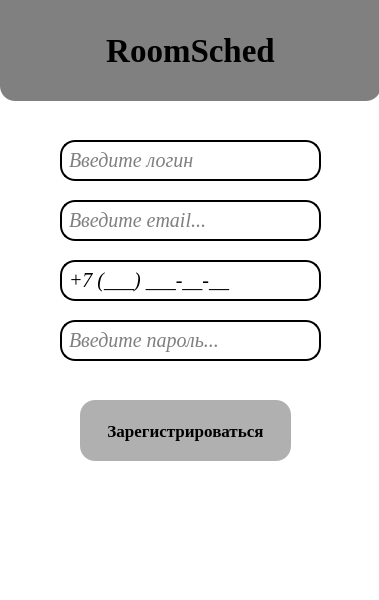
Before: the Qt Designer form frontend/client/ui/register/register_window.ui in cgsgag2/RoomSched, drawn with Qt 5.
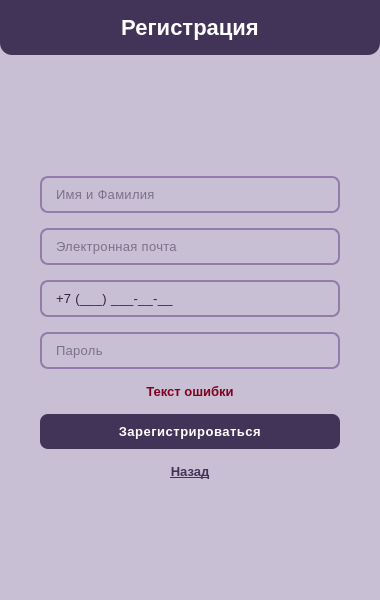
After: the same form once the commit is applied.

The edit to the form file:
```diff
--- a/frontend/client/ui/register/register_window.ui
+++ b/frontend/client/ui/register/register_window.ui
@@ -6,7 +6,7 @@
             <rect>
                 <x>0</x>
                 <y>0</y>
-                <width>379</width>
+                <width>380</width>
                 <height>600</height>
             </rect>
         </property>
@@ -14,225 +14,210 @@
             <string>Регистрация</string>
         </property>
         <property name="styleSheet">
-            <string notr="true">background-color: white;</string>
+            <string>
+                QWidget {
+                    background-color: #c9bfd4; /* Основной фон */
+                    color: #2d213d;            /* Основной текст */
+                    font-family: "Inter", "Roboto", "Ubuntu", sans-serif;
+                    font-size: 13px;
+                }
+
+                /* Шапка окон */
+                QLabel#label {
+                    background-color: #423358; /* шапка */
+                    color: #ffffff;            /* текст */
+                    font-size: 22px;
+                    font-weight: 600;
+                    padding: 15px;
+                    border-bottom-left-radius: 12px;
+                    border-bottom-right-radius: 12px;
+                }
+
+                /* Текст ошибок */
+                QLabel#errorLabel {
+                    color: #800020; 
+                    font-size: 13px;
+                    font-weight: 600;
+                }
+
+                /* Поля ввода */
+                QLineEdit {
+                    background-color: #c9bfd4; /* В обычном состоянии цвет фона */
+                    color: #2d213d;            /* текст */
+                    border: 1.5px solid #927caa; /* рамка */
+                    border-radius: 8px;
+                    padding: 8px 12px;
+                    letter-spacing: 0.3px;
+                }
+
+                /* при наведении мыши */
+                QLineEdit:hover {
+                    border: 1.5px solid #423358;
+                }
+
+                /* Поля ввода в момент фокуса */
+                QLineEdit:focus {
+                    background-color: #dcd4e4;   
+                    border: 2px solid #423358; 
+                }
+
+                /* Кнопки действий */
+                QPushButton#registerSubmitButton {
+                    background-color: #423358; 
+                    color: #ffffff;            
+                    border: none;
+                    border-radius: 8px;
+                    padding: 10px 20px;
+                    font-weight: 600;
+                    letter-spacing: 0.5px;
+                }
+
+                QPushButton#registerSubmitButton:hover {
+                    background-color: #564473; 
+                }
+
+                QPushButton#registerSubmitButton:pressed {
+                    background-color: #2d213d;
+                }
+
+                /* Текстовые кнопки-ссылки */
+                QPushButton#backButton {
+                    background-color: transparent;
+                    color: #423358;
+                    text-decoration: underline;
+                    border: none;
+                    font-weight: 600;
+                }
+
+                QPushButton#backButton:hover {
+                    color: #564473;
+                }
+            </string>
         </property>
-
-        <widget class="QLabel" name="label">
-            <property name="geometry">
-                <rect>
-                    <x>0</x>
-                    <y>0</y>
-                    <width>381</width>
-                    <height>101</height>
-                </rect>
+        <layout class="QVBoxLayout" name="mainLayout">
+            <property name="spacing">
+                <number>0</number>
             </property>
-            <property name="font">
-                <font>
-                    <family>Times New Roman</family>
-                    <pointsize>25</pointsize>
-                    <bold>true</bold>
-                </font>
+            <property name="leftMargin">
+                <number>0</number>
             </property>
-            <property name="styleSheet">
-                <string notr="true">
-                    background-color: #808080;
-                    color: black;
-                    padding: 10px;
-                    border-bottom-left-radius: 15px;
-                    border-bottom-right-radius: 15px;
-                </string>
+            <property name="topMargin">
+                <number>0</number>
             </property>
-            <property name="text">
-                <string>RoomSched</string>
+            <property name="rightMargin">
+                <number>0</number>
             </property>
-            <property name="alignment">
-                <set>Qt::AlignmentFlag::AlignCenter</set>
+            <property name="bottomMargin">
+                <number>0</number>
             </property>
-        </widget>
-
-        <widget class="QLineEdit" name="nameInput">
-            <property name="geometry">
-                <rect>
-                    <x>60</x>
-                    <y>140</y>
-                    <width>261</width>
-                    <height>41</height>
-                </rect>
-            </property>
-            <property name="font">
-                <font>
-                    <family>Times New Roman</family>
-                    <pointsize>15</pointsize>
-                    <italic>true</italic>
-                </font>
-            </property>
-            <property name="styleSheet">
-                <string notr="true">
-                    QLineEdit {
-                    border: 2px solid #000000;
-                    border-radius: 15px;
-                    padding: 5px;
-                    background: white;
-                    color: black;
-                    }
-                    QLineEdit:focus {
-                    border: 2px solid #2F4F4F;
-                    color: black;
-                    }
-                </string>
-            </property>
-            <property name="placeholderText">
-                <string>Введите логин</string>
-            </property>
-        </widget>
-
-        <widget class="QLineEdit" name="mailInput">
-            <property name="geometry">
-                <rect>
-                    <x>60</x>
-                    <y>200</y>
-                    <width>261</width>
-                    <height>41</height>
-                </rect>
-            </property>
-            <property name="font">
-                <font>
-                    <family>Times New Roman</family>
-                    <pointsize>15</pointsize>
-                    <italic>true</italic>
-                </font>
-            </property>
-            <property name="styleSheet">
-                <string notr="true">
-                    QLineEdit {
-                    border: 2px solid #000000;
-                    border-radius: 15px;
-                    padding: 5px;
-                    background: white;
-                    color: black;
-                    }
-                    QLineEdit:focus {
-                    border: 2px solid #2F4F4F;
-                    color: black;
-                    }
-                </string>
-            </property>
-            <property name="placeholderText">
-                <string>Введите email...</string>
-            </property>
-        </widget>
-
-        <widget class="QLineEdit" name="phoneInput">
-            <property name="geometry">
-                <rect>
-                    <x>60</x>
-                    <y>260</y>
-                    <width>261</width>
-                    <height>41</height>
-                </rect>
-            </property>
-            <property name="font">
-                <font>
-                    <family>Times New Roman</family>
-                    <pointsize>15</pointsize>
-                    <italic>true</italic>
-                </font>
-            </property>
-            <property name="styleSheet">
-                <string notr="true">
-                    QLineEdit {
-                    border: 2px solid #000000;
-                    border-radius: 15px;
-                    padding: 5px;
-                    background: white;
-                    color: black;
-                    }
-                    QLineEdit:focus {
-                    border: 2px solid #2F4F4F;
-                    color: black;
-                    }
-                </string>
-            </property>
-            <property name="inputMask">
-                <string>+7 (999) 999-99-99;_</string>
-            </property>
-            <property name="placeholderText">
-                <string>Введите телефон...</string>
-            </property>
-        </widget>
-
-        <widget class="QLineEdit" name="passwordInput">
-            <property name="geometry">
-                <rect>
-                    <x>60</x>
-                    <y>320</y>
-                    <width>261</width>
-                    <height>41</height>
-                </rect>
-            </property>
-            <property name="font">
-                <font>
-                    <family>Times New Roman</family>
-                    <pointsize>15</pointsize>
-                    <italic>true</italic>
-                </font>
-            </property>
-            <property name="styleSheet">
-                <string notr="true">
-                    QLineEdit {
-                    border: 2px solid #000000;
-                    border-radius: 15px;
-                    padding: 5px;
-                    background: white;
-                    color: black;
-                    }
-                    QLineEdit:focus {
-                    border: 2px solid #2F4F4F;
-                    color: black;
-                    }
-                </string>
-            </property>
-            <property name="echoMode">
-                <enum>QLineEdit::Password</enum>
-            </property>
-            <property name="placeholderText">
-                <string>Введите пароль...</string>
-            </property>
-        </widget>
-
-        <widget class="QPushButton" name="registerButton">
-            <property name="geometry">
-                <rect>
-                    <x>80</x>
-                    <y>400</y>
-                    <width>211</width>
-                    <height>61</height>
-                </rect>
-            </property>
-            <property name="font">
-                <font>
-                    <family>Times New Roman</family>
-                    <pointsize>13</pointsize>
-                    <bold>true</bold>
-                </font>
-            </property>
-            <property name="styleSheet">
-                <string notr="true">
-                    QPushButton {
-                    border-radius: 15px;
-                    padding: 5px;
-                    background: #b0b0b0;
-                    color: black;
-                    }
-                    QPushButton:hover {
-                    background: #9a9a9a;
-                    }
-                </string>
-            </property>
-            <property name="text">
-                <string>Зарегистрироваться</string>
-            </property>
-        </widget>
+            <item>
+                <widget class="QLabel" name="label">
+                    <property name="text">
+                        <string>Регистрация</string>
+                    </property>
+                    <property name="alignment">
+                        <set>Qt::AlignCenter</set>
+                    </property>
+                </widget>
+            </item>
+            <item>
+                <spacer name="topSpacer">
+                    <property name="orientation">
+                        <enum>Qt::Vertical</enum>
+                    </property>
+                    <property name="sizeHint" stdset="0">
+                        <size>
+                            <width>20</width>
+                            <height>25</height>
+                        </size>
+                    </property>
+                </spacer>
+            </item>
+            <item>
+                <layout class="QVBoxLayout" name="formLayout">
+                    <property name="spacing">
+                        <number>15</number>
+                    </property>
+                    <property name="leftMargin">
+                        <number>40</number>
+                    </property>
+                    <property name="rightMargin">
+                        <number>40</number>
+                    </property>
+                    <item>
+                        <widget class="QLineEdit" name="nameInput">
+                            <property name="placeholderText">
+                                <string>Имя и Фамилия</string>
+                            </property>
+                        </widget>
+                    </item>
+                    <item>
+                        <widget class="QLineEdit" name="mailInput">
+                            <property name="placeholderText">
+                                <string>Электронная почта</string>
+                            </property>
+                        </widget>
+                    </item>
+                    <item>
+                        <widget class="QLineEdit" name="phoneInput">
+                            <property name="placeholderText">
+                                <string>Номер телефона</string>
+                            </property>
+                            <property name="inputMask">
+                                <string>+7 (999) 999-99-99;_</string>
+                            </property>
+                        </widget>
+                    </item>
+                    <item>
+                        <widget class="QLineEdit" name="passwordInput">
+                            <property name="echoMode">
+                                <enum>QLineEdit::Password</enum>
+                            </property>
+                            <property name="placeholderText">
+                                <string>Пароль</string>
+                            </property>
+                        </widget>
+                    </item>
+                    <item>
+                        <widget class="QLabel" name="errorLabel">
+                            <property name="text">
+                                <string>Текст ошибки</string>
+                            </property>
+                            <property name="alignment">
+                                <set>Qt::AlignCenter</set>
+                            </property>
+                        </widget>
+                    </item>
+                    <item>
+                        <widget class="QPushButton" name="registerSubmitButton">
+                            <property name="text">
+                                <string>Зарегистрироваться</string>
+                            </property>
+                        </widget>
+                    </item>
+                    <item>
+                        <widget class="QPushButton" name="backButton">
+                            <property name="text">
+                                <string>Назад</string>
+                            </property>
+                        </widget>
+                    </item>
+                </layout>
+            </item>
+            <item>
+                <spacer name="bottomSpacer">
+                    <property name="orientation">
+                        <enum>Qt::Vertical</enum>
+                    </property>
+                    <property name="sizeHint" stdset="0">
+                        <size>
+                            <width>20</width>
+                            <height>30</height>
+                        </size>
+                    </property>
+                </spacer>
+            </item>
+        </layout>
     </widget>
     <resources/>
     <connections/>
```
Left out of the diff: 2 changed lines with no effect on the pictures.
